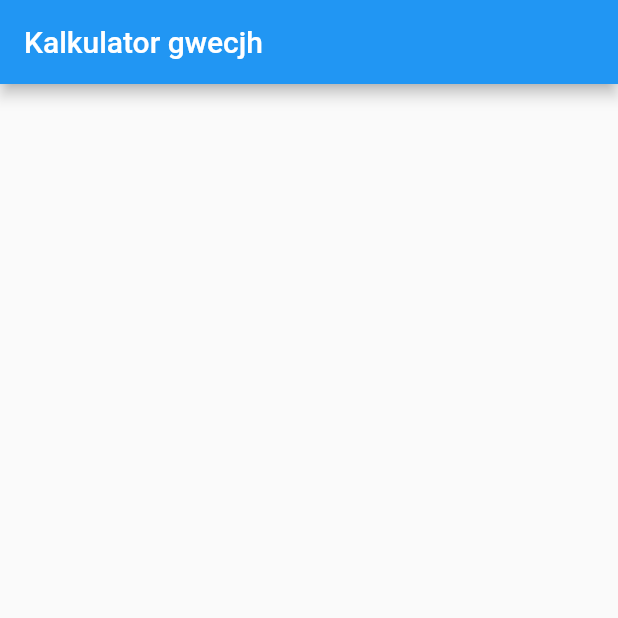
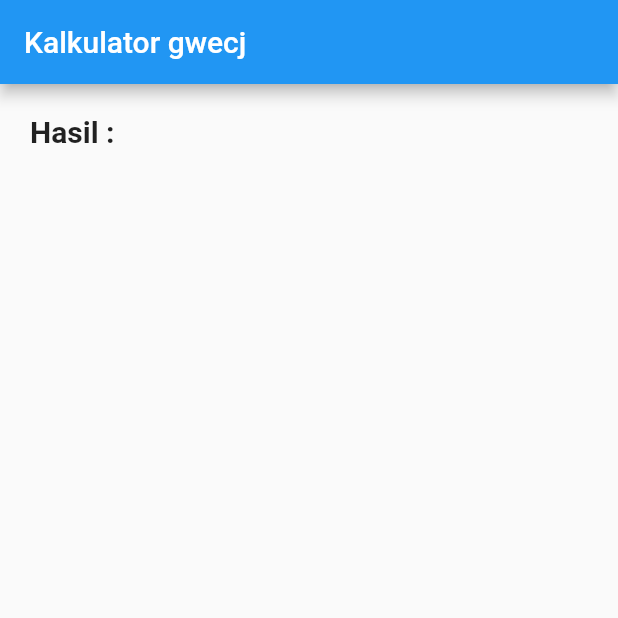
Before and after one commit to lostboiii/flutter-dafa-setiadi-fundamental, a Flutter app: the screen it shows after launch, on a phone screen of 412 x 824 dp, the top half of it. Run offline on Flutter 3.47's test engine with Material 2 defaults, Android fonts, the phone set to English and light mode, and no system bars.

Commit message:
add-hasil

```diff
--- a/lib/main.dart
+++ b/lib/main.dart
@@ -7,7 +7,15 @@ class MyApp extends StatelessWidget {
  title: 'Kalkulator',
  home: Scaffold(
  appBar: AppBar(
- title: Text('Kalkulator gwecjh'),
+ title: Text('Kalkulator gwecj'),
+ ),
+ body: Padding(
+  padding: const EdgeInsets.all(20.0),
+  child: Column(
+    children: [
+      Text("Hasil : ", style: TextStyle(fontSize: 20, fontWeight: FontWeight.bold),),
+    ],
+  ),
  ),
  ),
  );
```
